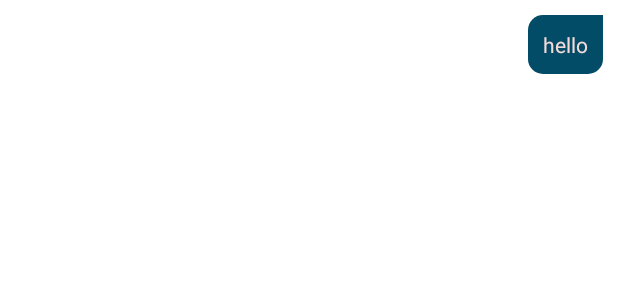
After one commit to YutingShang/SocialMemedia, an Android app: the layout chat_item_right.xml on its own in the app's theme, with its tools: preview values and no code run, on a phone screen of 412 x 824 dp. The commit adds this screen. Shown: the top 300 px of the screen. Run offline under Robolectric (Android 15) with nearby library versions, the phone set to English and light mode, and no system bars.

Commit message:
RecyclerView speech bubbles Social Memedia V 4.0

```diff
--- /dev/null
+++ b/app/src/main/res/drawable/chat_background_right.xml
@@ -0,0 +1,11 @@
+<?xml version="1.0" encoding="utf-8"?>
+<shape xmlns:android="http://schemas.android.com/apk/res/android"
+    android:shape="rectangle">
+
+    <corners
+        android:radius="10dp"
+        android:topRightRadius="0dp"/>
+
+    <solid android:color="@color/fresco_blue"/>
+
+</shape>
--- /dev/null
+++ b/app/src/main/res/layout/chat_item_right.xml
@@ -0,0 +1,28 @@
+<?xml version="1.0" encoding="utf-8"?>
+<RelativeLayout xmlns:android="http://schemas.android.com/apk/res/android"
+    android:layout_width="match_parent"
+    android:layout_height="wrap_content"
+    android:padding="@dimen/generalSpace"
+    >
+
+    <RelativeLayout
+        android:layout_width="300dp"
+        android:layout_height="wrap_content"
+        android:layout_alignParentEnd="true"
+        android:layout_alignParentRight="true">
+
+    <TextView
+        android:id="@+id/show_message"
+        android:layout_width="wrap_content"
+        android:layout_height="wrap_content"
+        android:layout_alignParentEnd="true"
+        android:layout_alignParentRight="true"
+        android:background="@drawable/chat_background_right"
+        android:text="hello"
+        android:padding="@dimen/generalSpace"
+        android:textColor="@color/fresco_pink"/>
+
+    </RelativeLayout>
+
+
+</RelativeLayout>
```
Also changed, not shown: app/src/main/java/com/example/socialmemedia/Chat.java (added, +34 -0 lines), app/src/main/java/com/example/socialmemedia/ChatActivity.java (+53 -17 lines), app/src/main/java/com/example/socialmemedia/MessageAdapter.java (added, +81 -0 lines), app/src/main/res/drawable/chat_background_left.xml (added, +11 -0 lines), app/src/main/res/layout/activity_chat.xml (+10 -10 lines), app/src/main/res/layout/chat_item_left.xml (added, +18 -0 lines).
